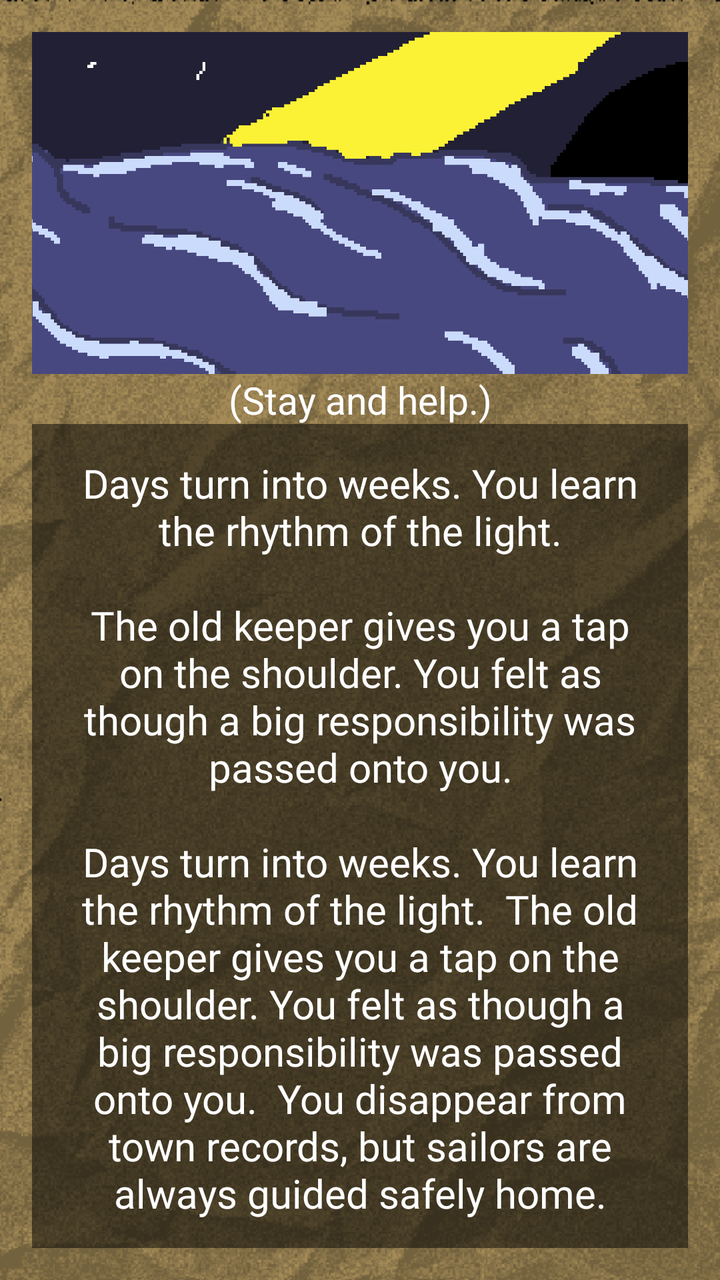
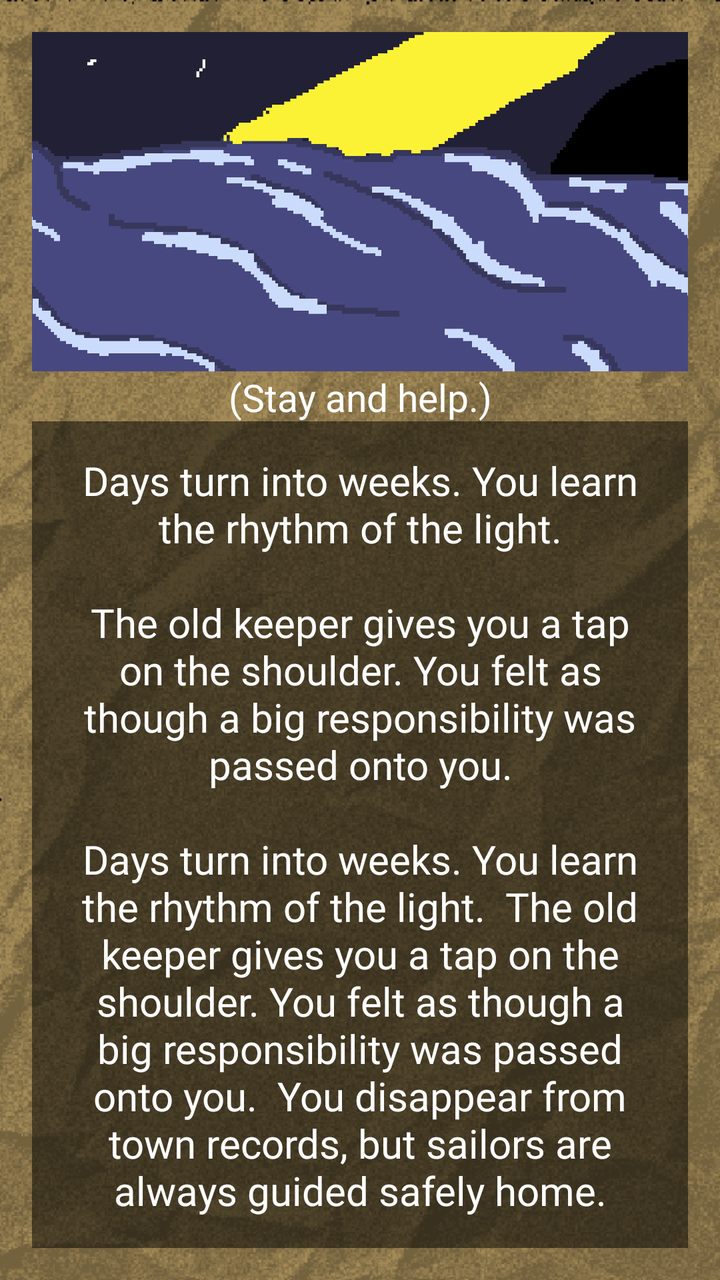

Screens rendered from an Android XML layout before and after an edit, with the pre-edit source and the edit as a unified diff.
<!-- AndroidManifest.xml: application theme Theme.ChoiceQuest -->
<!-- res/layout/activity_page2_1_2_3_1_1.xml -->
<?xml version="1.0" encoding="utf-8"?>
<LinearLayout xmlns:android="http://schemas.android.com/apk/res/android"
    xmlns:app="http://schemas.android.com/apk/res-auto"
    xmlns:tools="http://schemas.android.com/tools"
    android:id="@+id/page2_1_2_3_1_1"
    android:layout_width="match_parent"
    android:layout_height="match_parent"
    android:background="@drawable/papertexture_"
    android:backgroundTint="#f8e7c2"
    android:backgroundTintMode="multiply"
    android:gravity="center"
    android:orientation="vertical"
    android:padding="16dp"
    tools:context=".Page2_1_2_3_1_1">

    <View
        android:layout_width="match_parent"
        android:layout_height="0dp"
        android:layout_weight="1"/>

    <ImageView
        android:id="@+id/imageView"
        android:layout_width="412dp"
        android:layout_height="250dp"
        android:src="@drawable/page2_1_2_3_1_1" />

    <View
        android:layout_width="match_parent"
        android:layout_height="1dp"
        android:layout_weight="0.1"/>

    <TextView
        android:layout_width="match_parent"
        android:layout_height="25dp"
        android:fontFamily="@font/pixelspace"
        android:gravity="center"
        android:text="(Stay and help.)"
        android:textColor="@color/white"
        android:textSize="19sp" />

    <View
        android:layout_width="match_parent"
        android:layout_height="1dp"
        android:layout_weight="0.5"/>

    <TextView
        android:layout_width="match_parent"
        android:layout_height="wrap_content"
        android:id="@+id/tv_page2_1_2_3_1_1"
        android:fontFamily="@font/pixelgame_font"
        android:gravity="center"
        android:padding="16dp"
        android:background="#80000000"
        android:text="Days turn into weeks. You learn the rhythm of the light.\n\nThe old keeper gives you a tap on the shoulder. You felt as though a big responsibility was passed onto you.\n\nDays turn into weeks. You learn the rhythm of the light.

The old keeper gives you a tap on the shoulder. You felt as though a big responsibility was passed onto you.

You disappear from town records, but sailors are always guided safely home."
        android:textColor="@color/white"
        android:textSize="20sp"
        android:layout_marginBottom="16dp"/>

    <View
        android:layout_width="match_parent"
        android:layout_height="1dp"
        android:layout_weight="0.5"/>

    <View
        android:layout_width="match_parent"
        android:layout_height="1dp"
        android:layout_weight="1"/>

    <Button
        android:layout_width="412dp"
        android:layout_height="45dp"
        android:fontFamily="@font/quest_font"
        android:background="@android:color/transparent"
        android:textSize="12sp"
        android:layout_marginBottom="16dp"
        android:text="Go back to title page"
        android:onClick="title18" />


</LinearLayout>
<!-- resources referenced by this layout -->
<resources>
  <color name="white">#FFFFFF</color>
  <!-- drawable page2_1_2_3_1_1: png bitmap (drawable, 27929 bytes) -->
  <!-- drawable papertexture_: png bitmap (drawable, 156948 bytes) -->
  <style name="Theme.ChoiceQuest" parent="Base.Theme.ChoiceQuest" />
  <style name="Base.Theme.ChoiceQuest" parent="Theme.Material3.DayNight.NoActionBar">
          
          
      </style>
</resources>

<!-- the commit's change to res/layout/activity_page2_1_2_3_1_1.xml (unified diff, before → after) -->
@@ -71,11 +71,12 @@ You disappear from town records, but sailors are always guided safely home."
         android:layout_weight="1"/>
 
     <Button
-        android:layout_width="412dp"
-        android:layout_height="45dp"
+        android:layout_width="match_parent"
+        android:layout_height="wrap_content"
         android:fontFamily="@font/quest_font"
-        android:background="@android:color/transparent"
-        android:textSize="12sp"
+        android:textSize="10sp"
+        android:textColor="@color/white"
+        android:backgroundTint="@color/cardview_dark_background"
         android:layout_marginBottom="16dp"
         android:text="Go back to title page"
         android:onClick="title18" />
